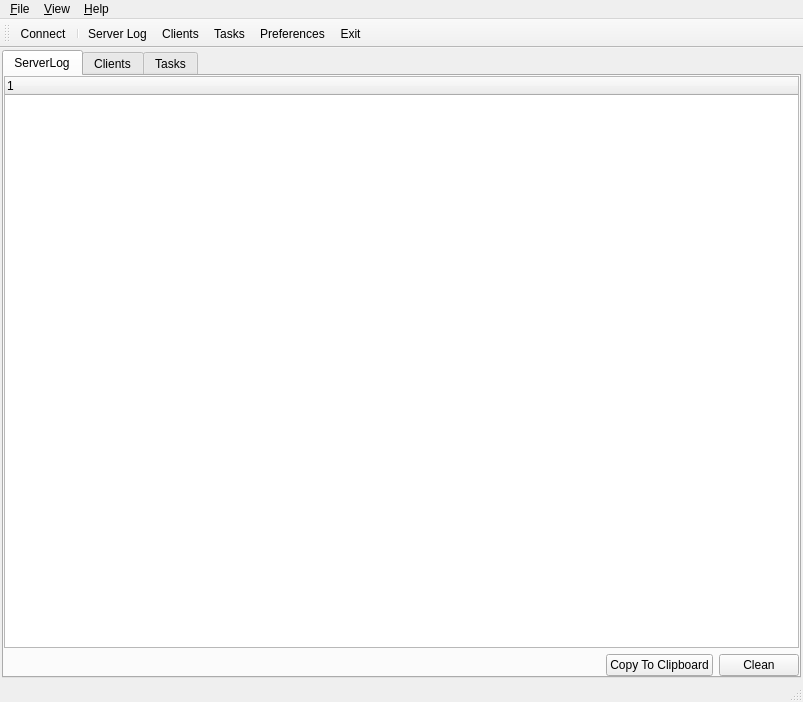
The window that src/MyCrawler/MyCrawlerServer/ServerMainWindow.ui (geogeo28/mycrawler-alpha) describes before a commit, drawn with Qt 5.
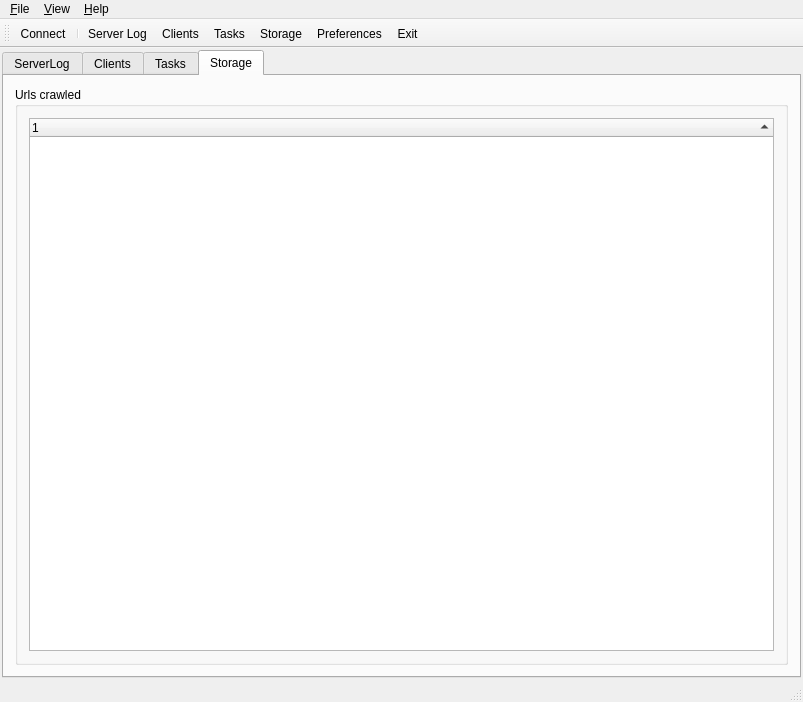
The same window after the commit. The open tabs and pages were chosen to show the change. Icons and pictures are not drawn. Custom widgets are drawn as their Qt base class.

Commit message: + Added the class UrlsCrawledPoolManager. Take urls crawled and prepare transfer toward the server. + Added graph visualization accessible with a double click on an url in the list of crawled urls. / Improve peer protocol. / Initial communication to a client with the server in order to exchange crawled urls. (Bug with links, double entries and QDataStream do an overflow (check atEnd() method)).

The edit to the form file:
```diff
--- a/src/MyCrawler/MyCrawlerServer/ServerMainWindow.ui
+++ b/src/MyCrawler/MyCrawlerServer/ServerMainWindow.ui
@@ -343,8 +343,15 @@
           </layout>
          </widget>
         </item>
+       </layout>
+      </widget>
+      <widget class="QWidget" name="tabStorage">
+       <attribute name="title">
+        <string>Storage</string>
+       </attribute>
+       <layout class="QVBoxLayout" name="verticalLayout_2">
         <item>
-         <widget class="QGroupBox" name="groupBoxTasksUrlsCrawled">
+         <widget class="QGroupBox" name="groupBoxStorageUrlsCrawled">
           <property name="sizePolicy">
            <sizepolicy hsizetype="Preferred" vsizetype="Preferred">
             <horstretch>0</horstretch>
@@ -360,9 +367,9 @@
           <property name="title">
            <string>Urls crawled</string>
           </property>
-          <layout class="QVBoxLayout">
+          <layout class="QVBoxLayout" name="_2">
            <item>
-            <widget class="MCUrlsCrawledTreeWidget" name="treeWidgetTasksUrlsCrawled">
+            <widget class="MCUrlsCrawledTreeWidget" name="treeWidgetStorageUrlsCrawled">
              <property name="sizePolicy">
               <sizepolicy hsizetype="Expanding" vsizetype="Expanding">
                <horstretch>0</horstretch>
@@ -488,6 +495,7 @@
    <addaction name="doMainToolBarServerLog"/>
    <addaction name="doMainToolBarClients"/>
    <addaction name="doMainToolBarTasks"/>
+   <addaction name="doMainToolBarStorage"/>
    <addaction name="doMainToolBarPreferences"/>
    <addaction name="doMainToolBarExit"/>
   </widget>
@@ -660,6 +668,24 @@
     <number>2</number>
    </property>
   </action>
+  <action name="doMainToolBarStorage">
+   <property name="checkable">
+    <bool>true</bool>
+   </property>
+   <property name="icon">
+    <iconset resource="resources.qrc">
+     <normaloff>:/MainToolBar/StorageIcon</normaloff>:/MainToolBar/StorageIcon</iconset>
+   </property>
+   <property name="text">
+    <string>Storage</string>
+   </property>
+   <property name="toolTip">
+    <string>Storage</string>
+   </property>
+   <property name="FormIndex" stdset="0">
+    <number>3</number>
+   </property>
+  </action>
  </widget>
  <layoutdefault spacing="6" margin="11"/>
  <customwidgets>
```
Left out of the diff: 2 changed lines with no effect on the pictures. The commit also changes 33 other files.
